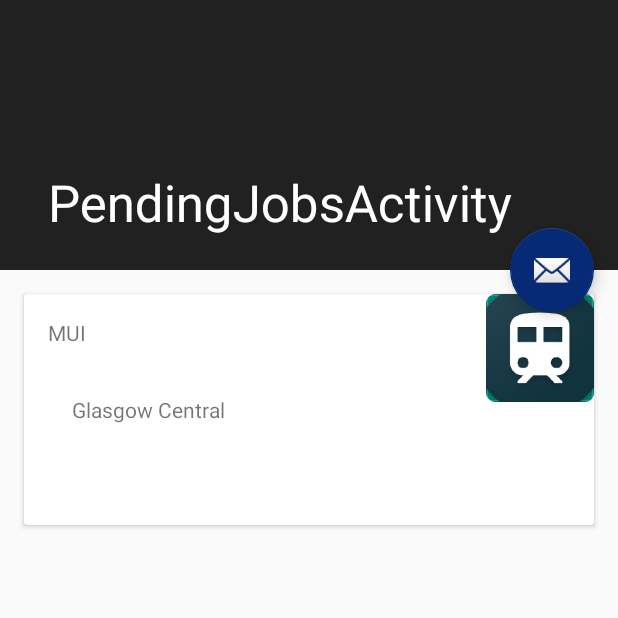
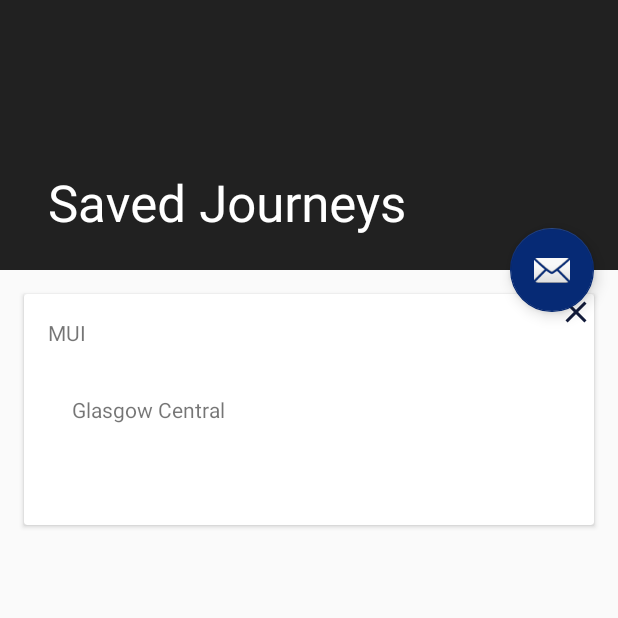
Before and after one commit to gbanne12/CheckMyTrain, an Android app: the PendingJobsActivity screen opened directly, with no data from a screen before it, on a phone screen of 412 x 824 dp, the top half of it. Run offline under Robolectric (Android 15) with nearby library versions, the phone set to English and light mode, and no system bars; our stand-ins replace Room's generated code.

Commit message:
Display a card for each job in the journeys table.

```diff
--- a/app/src/main/java/bannerga/com/checkmytrain/activities/PendingJobsActivity.java
+++ b/app/src/main/java/bannerga/com/checkmytrain/activities/PendingJobsActivity.java
@@ -8,6 +8,7 @@ import android.support.design.widget.Snackbar;
 import android.support.v7.app.AppCompatActivity;
 import android.support.v7.widget.Toolbar;
 import android.view.View;
+import android.widget.LinearLayout;
 import android.widget.TextView;
 
 import java.util.List;
@@ -36,9 +37,6 @@ public class PendingJobsActivity extends AppCompatActivity {
         setSupportActionBar(toolbar);
         FloatingActionButton fab = findViewById(R.id.fab);
         fab.setOnClickListener(PendingJobsActivity::onFloatingButtonClick);
-        departureStationText = findViewById(R.id.departureStationText);
-        arrivalStationText = findViewById(R.id.arrivalStationText);
-        timeText = findViewById(R.id.timeText);
         new AsyncReadDatabaseTask().execute();
     }
 
@@ -51,17 +49,20 @@ public class PendingJobsActivity extends AppCompatActivity {
             JourneyDAO dao = db.dao();
             List<Journey> journeys = dao.getAll();
 
-            runOnUiThread(new Runnable() {
-                @Override
-                public void run() {
-                    departureStationText.setText(journeys.get(0).getOrigin());
-                    arrivalStationText.setText(journeys.get(0).getDestination());
-                    timeText.setText(journeys.get(0).getTime());
-                    // Stuff that updates the UI
-                }
-            });
-
-
+            for (Journey journey : journeys) {
+                runOnUiThread(() -> {
+                    LinearLayout container = findViewById(R.id.container);
+                    LinearLayout parent = new LinearLayout(PendingJobsActivity.this);
+                    View cardView = getLayoutInflater().inflate(R.layout.card, parent);
+                    container.addView(cardView);
+                    departureStationText = cardView.findViewById(R.id.departureStationText);
+                    departureStationText.setText(journey.getOrigin());
+                    arrivalStationText = cardView.findViewById(R.id.arrivalStationText);
+                    arrivalStationText.setText(journey.getDestination());
+                    timeText = cardView.findViewById(R.id.timeText);
+                    timeText.setText(journey.getTime());
+                });
+            }
             return "pass";
         }
 
--- a/app/src/main/res/layout/activity_pending_jobs.xml
+++ b/app/src/main/res/layout/activity_pending_jobs.xml
@@ -20,8 +20,9 @@
             android:layout_width="match_parent"
             android:layout_height="match_parent"
             android:fitsSystemWindows="true"
-            app:contentScrim="?attr/colorPrimary"
+            app:contentScrim="@color/colorPrimaryDark"
             app:layout_scrollFlags="scroll|exitUntilCollapsed"
+            app:title="Saved Journeys"
             app:toolbarId="@+id/toolbar">
 
             <android.support.v7.widget.Toolbar
--- /dev/null
+++ b/app/src/main/res/layout/card.xml
@@ -0,0 +1,46 @@
+<android.support.design.card.MaterialCardView xmlns:android="http://schemas.android.com/apk/res/android"
+    android:layout_width="match_parent"
+    android:layout_height="wrap_content"
+    android:layout_marginStart="@dimen/fab_margin"
+    android:layout_marginTop="@dimen/fab_margin"
+    android:layout_marginEnd="@dimen/fab_margin"
+    android:layout_marginBottom="@dimen/fab_margin">
+
+    <RelativeLayout
+        android:id="@+id/card-container"
+        android:layout_width="wrap_content"
+        android:layout_height="wrap_content">
+
+        <TextView
+            android:id="@+id/departureStationText"
+            android:layout_width="wrap_content"
+            android:layout_height="wrap_content"
+            android:layout_margin="@dimen/text_margin" />
+
+        <TextView
+            android:id="@+id/arrivalStationText"
+            android:layout_width="wrap_content"
+            android:layout_height="wrap_content"
+            android:layout_below="@id/departureStationText"
+            android:layout_alignStart="@id/departureStationText"
+            android:layout_margin="@dimen/text_margin" />
+
+        <TextView
+            android:id="@+id/timeText"
+            android:layout_width="wrap_content"
+            android:layout_height="wrap_content"
+            android:layout_below="@id/arrivalStationText"
+            android:layout_alignStart="@id/arrivalStationText"
+            android:layout_margin="@dimen/text_margin" />
+
+        <ImageView
+            android:layout_width="wrap_content"
+            android:layout_height="wrap_content"
+            android:layout_alignParentTop="true"
+            android:layout_alignParentEnd="true"
+            android:src="@drawable/ic_action_remove"
+            android:tint="@color/colorPrimaryDark" />
+
+    </RelativeLayout>
+
+</android.support.design.card.MaterialCardView>
--- a/app/src/main/res/layout/content_pending_jobs.xml
+++ b/app/src/main/res/layout/content_pending_jobs.xml
@@ -5,58 +5,14 @@
     android:layout_width="match_parent"
     android:layout_height="match_parent"
     app:layout_behavior="@string/appbar_scrolling_view_behavior"
-    tools:context=".activities.PendingJobsActivity"
+    tools:context="activities.PendingJobsActivity"
     tools:showIn="@layout/activity_pending_jobs">
 
     <LinearLayout
+        android:id="@+id/container"
         android:layout_width="match_parent"
-        android:layout_height="match_parent">
-
-        <android.support.design.card.MaterialCardView
-            android:layout_width="match_parent"
-            android:layout_height="wrap_content"
-            android:layout_marginStart="@dimen/fab_margin"
-            android:layout_marginTop="@dimen/fab_margin"
-            android:layout_marginEnd="@dimen/fab_margin"
-            android:layout_marginBottom="@dimen/fab_margin">
-
-            <RelativeLayout
-                android:id="@+id/card-"
-                android:layout_width="wrap_content"
-                android:layout_height="wrap_content">
-
-                <TextView
-                    android:id="@+id/departureStationText"
-                    android:layout_width="wrap_content"
-                    android:layout_height="wrap_content"
-                    android:layout_margin="@dimen/text_margin" />
-
-                <TextView
-                    android:id="@+id/arrivalStationText"
-                    android:layout_width="wrap_content"
-                    android:layout_height="wrap_content"
-                    android:layout_below="@id/departureStationText"
-                    android:layout_alignStart="@id/departureStationText"
-                    android:layout_margin="@dimen/text_margin" />
-
-                <TextView
-                    android:id="@+id/timeText"
-                    android:layout_width="wrap_content"
-                    android:layout_height="wrap_content"
-                    android:layout_below="@id/arrivalStationText"
-                    android:layout_alignStart="@id/arrivalStationText"
-                    android:layout_margin="@dimen/text_margin" />
-
-                <ImageView
-                    android:layout_width="wrap_content"
-                    android:layout_height="wrap_content"
-                    android:layout_alignParentTop="true"
-                    android:layout_alignParentEnd="true"
-                    android:src="@mipmap/ic_launcher" />
-
-            </RelativeLayout>
-
-        </android.support.design.card.MaterialCardView>
+        android:layout_height="match_parent"
+        android:orientation="vertical">
 
     </LinearLayout>
 
```
Also changed, not shown: app/src/main/res/drawable-hdpi/ic_action_remove.png (added), app/src/main/res/drawable-mdpi/ic_action_remove.png (added), app/src/main/res/drawable-xhdpi/ic_action_remove.png (added), app/src/main/res/drawable-xxhdpi/ic_action_remove.png (added), app/src/main/res/drawable-xxxhdpi/ic_action_remove.png (added).
